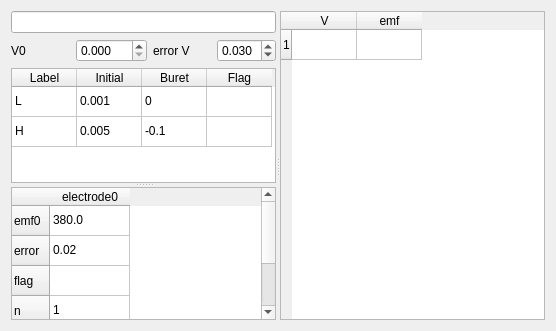
Qt form forms/emfds.ui (salvadorblasco/apes) before a commit.
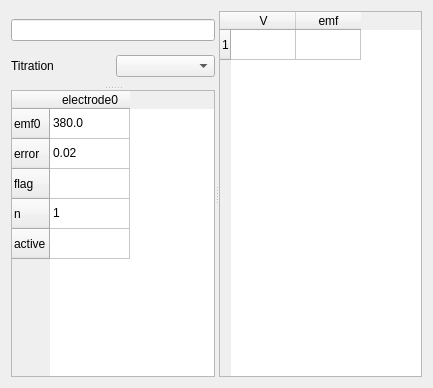
The same form after that commit.

What changed in the file:
```diff
--- a/forms/emfds.ui
+++ b/forms/emfds.ui
@@ -6,8 +6,8 @@
    <rect>
     <x>0</x>
     <y>0</y>
-    <width>556</width>
-    <height>331</height>
+    <width>433</width>
+    <height>388</height>
    </rect>
   </property>
   <property name="windowTitle">
@@ -23,7 +23,7 @@
       <property name="orientation">
        <enum>Qt::Vertical</enum>
       </property>
-      <widget class="QWidget" name="layoutWidget">
+      <widget class="QWidget" name="">
        <layout class="QVBoxLayout" name="verticalLayout">
         <item>
          <layout class="QHBoxLayout" name="horizontalLayout_2">
@@ -37,127 +37,15 @@
           <item>
            <widget class="QLabel" name="label_V0">
             <property name="text">
-             <string>V0</string>
+             <string>Titration</string>
             </property>
            </widget>
           </item>
           <item>
-           <widget class="QDoubleSpinBox" name="dsb_V0">
-            <property name="decimals">
-             <number>3</number>
-            </property>
-            <property name="maximum">
-             <double>999.990000000000009</double>
-            </property>
-           </widget>
-          </item>
-          <item>
-           <widget class="QLabel" name="label_errV">
-            <property name="text">
-             <string>error V</string>
-            </property>
-           </widget>
-          </item>
-          <item>
-           <widget class="QDoubleSpinBox" name="dsb_errV">
-            <property name="decimals">
-             <number>3</number>
-            </property>
-            <property name="maximum">
-             <double>9.990000000000000</double>
-            </property>
-            <property name="singleStep">
-             <double>0.100000000000000</double>
-            </property>
-            <property name="value">
-             <double>0.030000000000000</double>
-            </property>
-           </widget>
+           <widget class="QComboBox" name="cb_titration"/>
           </item>
          </layout>
         </item>
-        <item>
-         <widget class="QTableWidget" name="table_titration">
-          <attribute name="horizontalHeaderMinimumSectionSize">
-           <number>20</number>
-          </attribute>
-          <attribute name="horizontalHeaderDefaultSectionSize">
-           <number>65</number>
-          </attribute>
-          <attribute name="verticalHeaderVisible">
-           <bool>false</bool>
-          </attribute>
-          <attribute name="verticalHeaderCascadingSectionResizes">
-           <bool>true</bool>
-          </attribute>
-          <attribute name="verticalHeaderMinimumSectionSize">
-           <number>15</number>
-          </attribute>
-          <attribute name="verticalHeaderDefaultSectionSize">
-           <number>30</number>
-          </attribute>
-          <row>
-           <property name="text">
-            <string>1</string>
-           </property>
-          </row>
-          <row>
-           <property name="text">
-            <string>2</string>
-           </property>
-          </row>
-          <column>
-           <property name="text">
-            <string>Label</string>
-           </property>
-          </column>
-          <column>
-           <property name="text">
-            <string>Initial</string>
-           </property>
-          </column>
-          <column>
-           <property name="text">
-            <string>Buret</string>
-           </property>
-          </column>
-          <column>
-           <property name="text">
-            <string>Flag</string>
-           </property>
-          </column>
-          <item row="0" column="0">
-           <property name="text">
-            <string>L</string>
-           </property>
-          </item>
-          <item row="0" column="1">
-           <property name="text">
-            <string>0.001</string>
-           </property>
-          </item>
-          <item row="0" column="2">
-           <property name="text">
-            <string>0</string>
-           </property>
-          </item>
-          <item row="1" column="0">
-           <property name="text">
-            <string>H</string>
-           </property>
-          </item>
-          <item row="1" column="1">
-           <property name="text">
-            <string>0.005</string>
-           </property>
-          </item>
-          <item row="1" column="2">
-           <property name="text">
-            <string>-0.1</string>
-           </property>
-          </item>
-         </widget>
-        </item>
        </layout>
       </widget>
       <widget class="QTableWidget" name="table_params">
```
Left out of the diff: 6 changed lines with no effect on the pictures.
